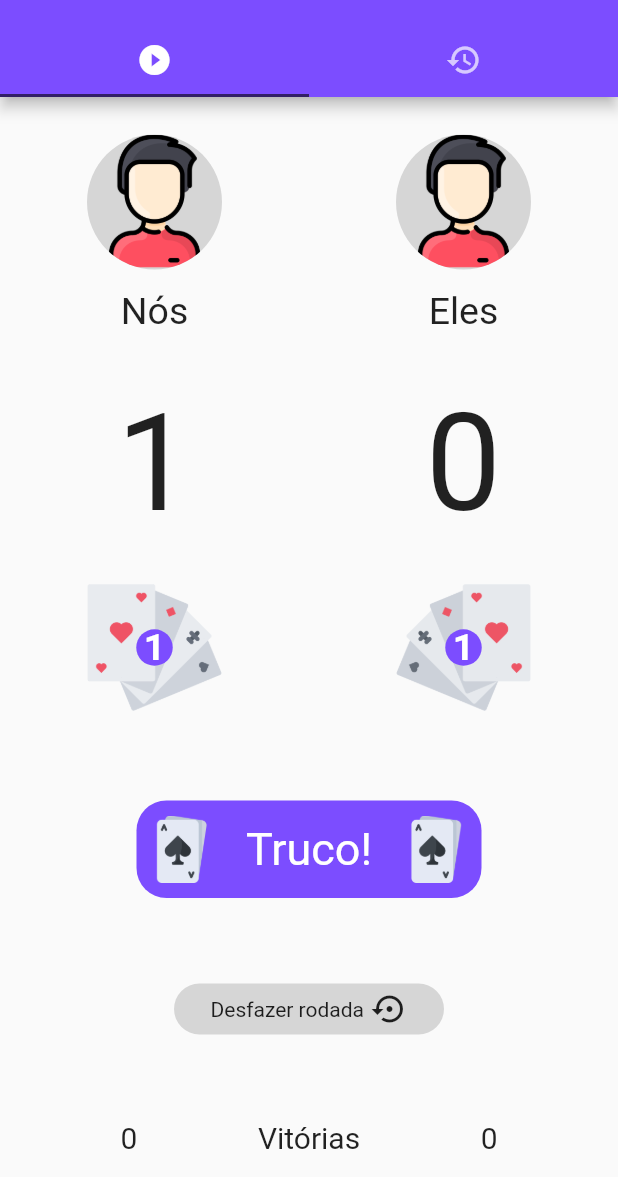
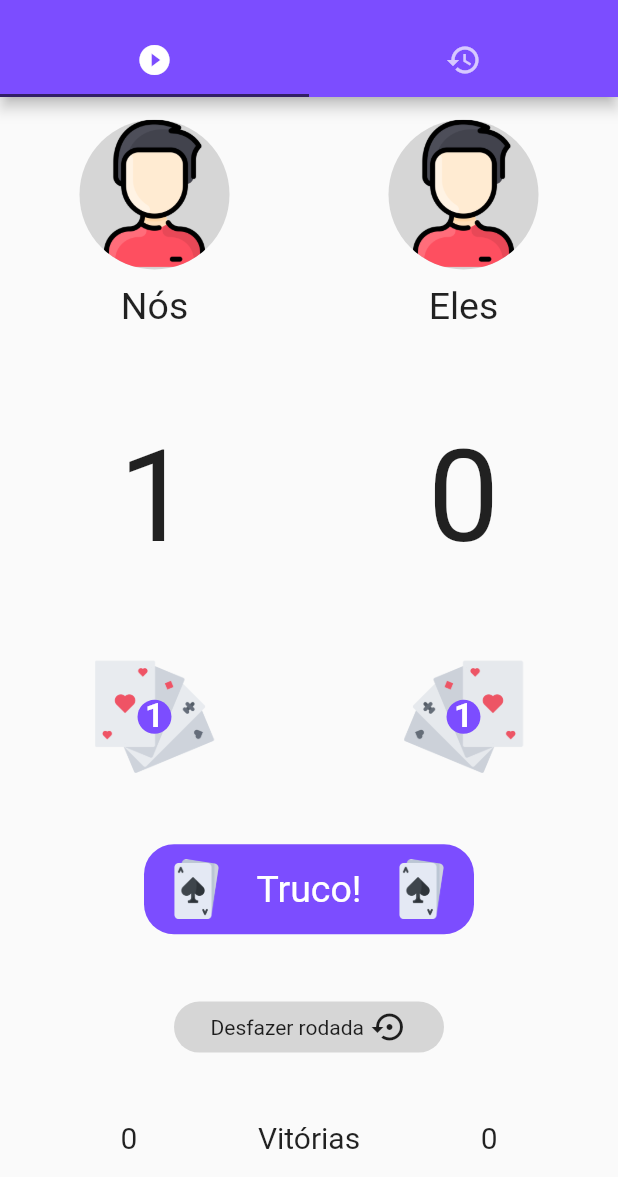
Before and after one commit to MichelHanzenScheeren/marcador_de_truco, a Flutter app: the screen it shows after launch, after a tap on an icon or button, on a phone screen of 412 x 824 dp, the part 59-1236 px from its top. Run offline on Flutter 3.47's test engine with Material 2 defaults, Android fonts, the phone set to English and light mode, and no system bars; our stand-ins replace flutter_mobx, image_cropper, image_picker, mobx; generated files the repository leaves out were written again.

Commit message:
Melhorias estéticas.

```diff
--- /dev/null
+++ b/lib/models/game_model.dart
@@ -0,0 +1,14 @@
+import './truco.dart';
+import 'package:mobx/mobx.dart';
+part 'game_model.g.dart';
+
+class GameModel = _GameModelBase with _$GameModel;
+
+abstract class _GameModelBase with Store {
+  ObservableList<Truco> games = ObservableList<Truco>();
+
+  @action
+  void addGame(Truco truco) {
+    games.insert(0, truco);
+  }
+}
--- a/lib/models/player.dart
+++ b/lib/models/player.dart
@@ -29,17 +29,23 @@ abstract class _PlayerBase with Store {
       this.points: 0,
       @required this.playerNumber}) {
     if (image.isEmpty) {
-      image = <String>[MyImages.player1, MyImages.player2]
-          .elementAt(Random().nextInt(2));
-      imageType = ImageType.asset;
+      setImage(getRandomImage(), ImageType.asset);
     }
+  }
+
+  String getRandomImage() {
+    return <String>[MyImages.player1, MyImages.player2]
+        .elementAt(Random().nextInt(2));
   }
 
   @action
   void setName(String text) => name = text;
 
   @action
-  void setImage(String text) => image = text;
+  void setImage(String text, ImageType type) {
+    image = text;
+    imageType = type;
+  }
 
   @action
   void setPoints(int value) => points = value;
--- a/lib/pages/game_page/game.dart
+++ b/lib/pages/game_page/game.dart
@@ -1,4 +1,6 @@
 import 'package:flutter/material.dart';
+import 'package:flutter_mobx/flutter_mobx.dart';
+import 'package:marcadordetruco/models/game_model.dart';
 import 'package:marcadordetruco/models/player.dart';
 import './hystory_tab/history_tab.dart';
 import './points_tab/points_tab.dart';
@@ -10,10 +12,17 @@ class Game extends StatefulWidget {
 }
 
 class _GameState extends State<Game> {
-  final Truco truco = Truco(
+  Truco truco = Truco(
     player1: Player(name: "Nós", playerNumber: Players.p1),
     player2: Player(name: "Eles", playerNumber: Players.p2),
   );
+  final gameModel = GameModel();
+
+  @override
+  void initState() {
+    super.initState();
+    gameModel.addGame(truco);
+  }
 
   @override
   Widget build(BuildContext context) {
@@ -39,8 +48,10 @@ class _GameState extends State<Game> {
         ),
         body: TabBarView(
           children: <Widget>[
-            PointsTab(truco),
-            HistoryTab(truco),
+            Observer(builder: (_) {
+              return PointsTab(gameModel.games[0]);
+            }),
+            HistoryTab(gameModel),
           ],
         ),
       ),
--- a/lib/pages/game_page/points_tab/widgets/player_widget.dart
+++ b/lib/pages/game_page/points_tab/widgets/player_widget.dart
@@ -22,9 +22,9 @@ class PlayerWidget extends StatelessWidget {
     final Size size = MediaQuery.of(context).size;
     return Container(
       width: size.width * 0.5,
-      height: size.height * 0.5,
+      height: size.height * 0.55,
       child: Padding(
-        padding: const EdgeInsets.only(top: 20),
+        padding: const EdgeInsets.only(top: 10),
         child: Column(
           crossAxisAlignment: CrossAxisAlignment.center,
           mainAxisAlignment: MainAxisAlignment.spaceBetween,
@@ -38,8 +38,8 @@ class PlayerWidget extends StatelessWidget {
                     borderRadius: BorderRadius.all(Radius.circular(20)),
                     child: Observer(builder: (_) {
                       return ImageContainer(
-                        width: 90,
-                        height: 90,
+                        width: 100,
+                        height: 100,
                         image: player.image,
                         type: player.imageType,
                       );
@@ -55,7 +55,7 @@ class PlayerWidget extends StatelessWidget {
                   InkWell(
                     borderRadius: BorderRadius.all(Radius.circular(20)),
                     child: Padding(
-                      padding: const EdgeInsets.all(5.0),
+                      padding: const EdgeInsets.all(2),
                       child: Observer(builder: (_) {
                         return Text(
                           player.name,
@@ -81,14 +81,14 @@ class PlayerWidget extends StatelessWidget {
             Observer(builder: (_) {
               return Text(
                 "${player.points}",
-                style: TextStyle(fontSize: 90),
+                style: TextStyle(fontSize: 85),
               );
             }),
             InkWell(
               borderRadius: BorderRadius.all(Radius.circular(20)),
               child: Container(
-                width: 90,
-                height: 90,
+                width: 80,
+                height: 80,
                 alignment: Alignment.center,
                 decoration: BoxDecoration(
                   image: DecorationImage(
@@ -106,7 +106,7 @@ class PlayerWidget extends StatelessWidget {
                       style: TextStyle(
                         color: Colors.white,
                         fontWeight: FontWeight.bold,
-                        fontSize: 25,
+                        fontSize: 22,
                       ),
                     );
                   }),
--- a/lib/pages/game_page/points_tab/widgets/truco_button.dart
+++ b/lib/pages/game_page/points_tab/widgets/truco_button.dart
@@ -12,14 +12,14 @@ class TrucoButton extends StatelessWidget {
     return Container(
       padding: EdgeInsets.symmetric(vertical: 10),
       alignment: Alignment.center,
-      width: 230,
+      width: 220,
       decoration: BoxDecoration(
         color: Colors.deepPurpleAccent,
         borderRadius: BorderRadius.all(Radius.circular(20)),
       ),
       child: InkWell(
         child: Row(
-          mainAxisAlignment: MainAxisAlignment.spaceAround,
+          mainAxisAlignment: MainAxisAlignment.spaceEvenly,
           children: <Widget>[
             cardImage(),
             Padding(
@@ -27,7 +27,7 @@ class TrucoButton extends StatelessWidget {
               child: Observer(builder: (_) {
                 return Text(
                   truco.getTrucoText,
-                  style: TextStyle(fontSize: 30, color: Colors.white),
+                  style: TextStyle(fontSize: 25, color: Colors.white),
                 );
               }),
             ),
@@ -44,8 +44,8 @@ class TrucoButton extends StatelessWidget {
     return Image.asset(
       MyImages.truco,
       fit: BoxFit.fill,
-      height: 45,
-      width: 45,
+      height: 40,
+      width: 40,
     );
   }
 }
```
Also changed, not shown: lib/pages/game_page/hystory_tab/history_tab.dart (+20 -9 lines), lib/widgets/edit_image_player.dart (+18 -19 lines), lib/models/game_model.g.dart (added), lib/models/player.g.dart.
